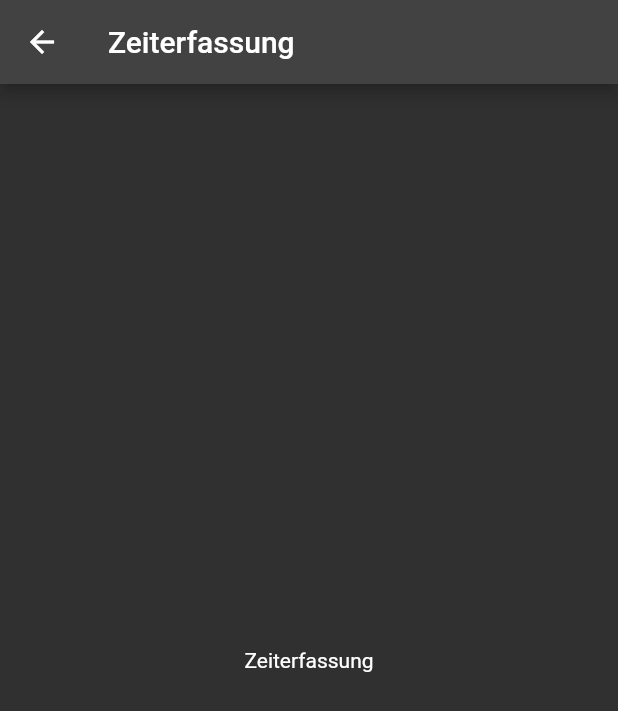
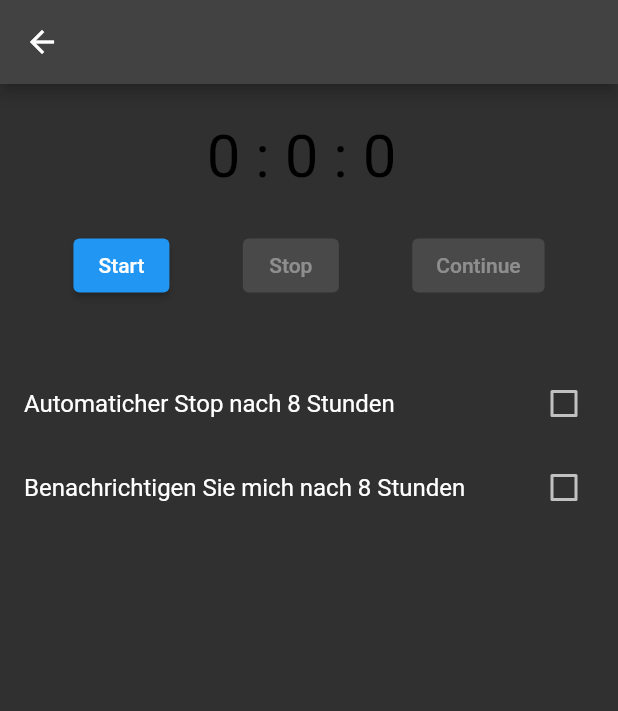
Before and after one commit to besimsherifi/kika_storen, a Flutter app: the screen it shows once a user with an empty profile is signed in, after a tap on "Zeiterfassung", on a phone screen of 412 x 824 dp. Shown: the top 711 px of the screen. Run offline on Flutter 3.47's test engine with Material 2 defaults, Android fonts, the light colour scheme and no system bars; our stand-ins replace firebase_auth, firebase_core, google_fonts, iconsax; accounts and stored records are empty.

Commit message:
commit:Screens(Timer) *added the timer UI needs updating

```diff
--- a/lib/main.dart
+++ b/lib/main.dart
@@ -1,6 +1,7 @@
 import 'package:firebase_auth/firebase_auth.dart';
 import 'package:firebase_core/firebase_core.dart';
 import 'package:flutter/material.dart';
+import 'package:kika_storen/providers/timer_provider.dart';
 import 'package:kika_storen/screens/aufgaben_screen.dart';
 import 'package:kika_storen/screens/auth_screen.dart';
 import 'package:kika_storen/screens/formularen_screen.dart';
@@ -49,6 +50,9 @@ class _MyAppState extends State<MyApp> {
           create: (context) =>
               context.read<AuthenticationService>().authStateChanges,
           initialData: null,
+        ),
+        ChangeNotifierProvider<TimerProvider>(
+          create: (_) => TimerProvider(),
         )
       ],
       child: MaterialApp(
--- /dev/null
+++ b/lib/providers/timer_provider.dart
@@ -0,0 +1,77 @@
+import 'dart:async';
+
+import 'package:flutter/foundation.dart';
+
+class TimerProvider with ChangeNotifier {
+  Timer? _timer;
+  int _hour = 0;
+  int _minute = 0;
+  int _seconds = 0;
+  bool _startEnable = true;
+  bool _stopEnable = false;
+  bool _continueEnable = false;
+
+  int get hour => _hour;
+  int get minute => _minute;
+  int get seconds => _seconds;
+  bool get startEnable => _startEnable;
+  bool get stopEnable => _stopEnable;
+  bool get continueEnable => _continueEnable;
+
+  void startTimer() {
+    _hour = 0;
+    _minute = 0;
+    _seconds = 0;
+    _startEnable = false;
+    _stopEnable = true;
+    _continueEnable = false;
+
+    _timer = Timer.periodic(Duration(seconds: 1), (timer) {
+      if (_seconds < 59) {
+        _seconds++;
+      } else if (_seconds == 59) {
+        _seconds = 0;
+        if (_minute == 59) {
+          _hour++;
+          _minute = 0;
+        } else {
+          _minute++;
+        }
+      }
+
+      notifyListeners();
+    });
+  }
+
+  void stopTimer() {
+    if (_startEnable == false) {
+      _startEnable = true;
+      _continueEnable = true;
+      _stopEnable = false;
+      _timer?.cancel();
+    }
+    notifyListeners();
+  }
+
+  void continueTimer() {
+    _startEnable = false;
+    _stopEnable = true;
+    _continueEnable = false;
+
+    _timer = Timer.periodic(Duration(seconds: 1), (timer) {
+      if (_seconds < 59) {
+        _seconds++;
+      } else if (_seconds == 59) {
+        _seconds = 0;
+        if (_minute == 59) {
+          _hour++;
+          _minute = 0;
+        } else {
+          _minute++;
+        }
+      }
+
+      notifyListeners();
+    });
+  }
+}
--- a/lib/screens/zeiterfassung_screen.dart
+++ b/lib/screens/zeiterfassung_screen.dart
@@ -1,19 +1,103 @@
 import 'package:flutter/material.dart';
+import 'package:kika_storen/utils/helper_widgets.dart';
+import 'package:provider/provider.dart';
 
-class ZeiterfassungScreen extends StatelessWidget {
+import '../providers/timer_provider.dart';
+
+class ZeiterfassungScreen extends StatefulWidget {
   const ZeiterfassungScreen({Key? key}) : super(key: key);
 
   static const routeName = '/Zeiterfassung-screen';
 
   @override
+  State<ZeiterfassungScreen> createState() => _ZeiterfassungScreenState();
+}
+
+class _ZeiterfassungScreenState extends State<ZeiterfassungScreen> {
+  var timer;
+
+  @override
+  void initState() {
+    // TODO: implement initState
+    super.initState();
+    timer = Provider.of<TimerProvider>(context, listen: false);
+  }
+
+  @override
   Widget build(BuildContext context) {
     return Scaffold(
-      appBar: AppBar(
-        title: Text('Zeiterfassung'),
-      ),
-      body: Center(
-        child: Text('Zeiterfassung'),
-      ),
+      appBar: AppBar(),
+      body: homeScreenBody(),
     );
   }
+
+  Widget homeScreenBody() {
+    return Container(child: Consumer<TimerProvider>(
+      builder: (context, timeprovider, widget) {
+        return Column(
+          children: [
+            SizedBox(
+              height: 25,
+            ),
+            Center(
+              child: Text(
+                '${timer.hour} : ' + '${timer.minute} : ' + '${timer.seconds} ',
+                style: TextStyle(
+                  color: Colors.black,
+                  fontSize: 40,
+                ),
+              ),
+            ),
+            SizedBox(
+              height: 25,
+            ),
+            Row(
+              mainAxisAlignment: MainAxisAlignment.spaceEvenly,
+              children: [
+                (timer.startEnable)
+                    ? ElevatedButton(
+                        onPressed: timer.startTimer,
+                        child: Text('Start'),
+                      )
+                    : ElevatedButton(
+                        onPressed: null,
+                        child: Text('Start'),
+                      ),
+                (timer.stopEnable)
+                    ? ElevatedButton(
+                        onPressed: timer.stopTimer,
+                        child: Text('Stop'),
+                      )
+                    : ElevatedButton(
+                        onPressed: null,
+                        child: Text('Stop'),
+                      ),
+                (timer.continueEnable)
+                    ? ElevatedButton(
+                        onPressed: timer.continueTimer,
+                        child: Text('Continue'),
+                      )
+                    : ElevatedButton(
+                        onPressed: null,
+                        child: Text('Continue'),
+                      ),
+              ],
+            ),
+            addVerticalSpace(40),
+            CheckboxListTile(
+              title: Text("Automaticher Stop nach 8 Stunden"), //    <-- label
+              value: false,
+              onChanged: (newValue) {},
+            ),
+            CheckboxListTile(
+              title: Text(
+                  "Benachrichtigen Sie mich nach 8 Stunden"), //    <-- label
+              value: false,
+              onChanged: (newValue) {},
+            )
+          ],
+        );
+      },
+    ));
+  }
 }
```
